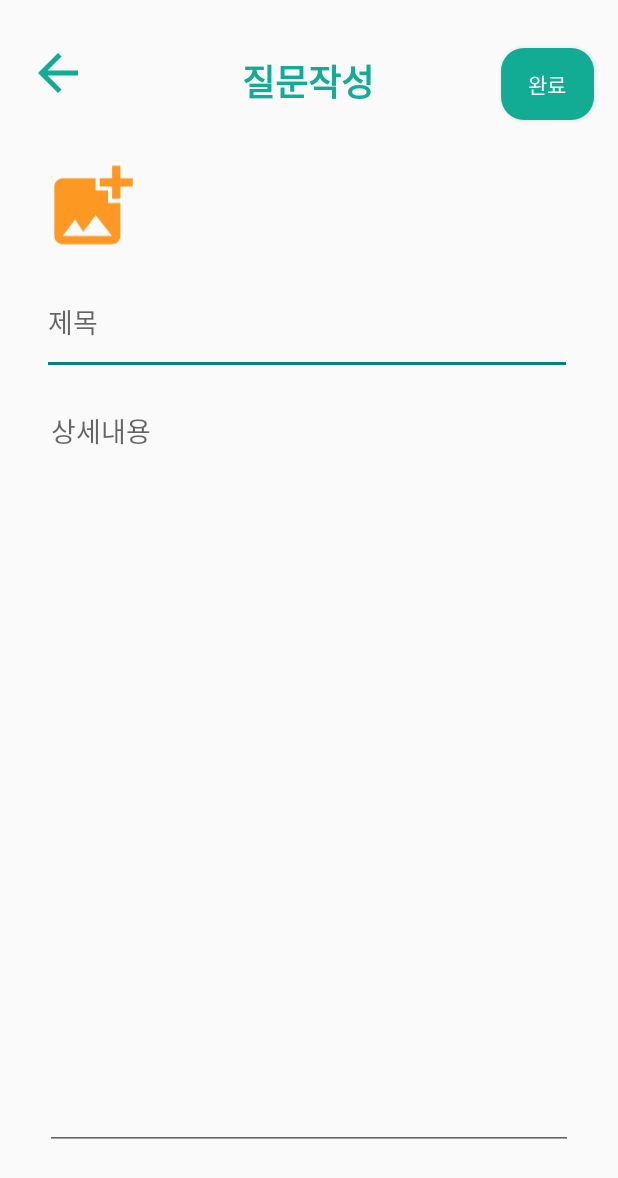
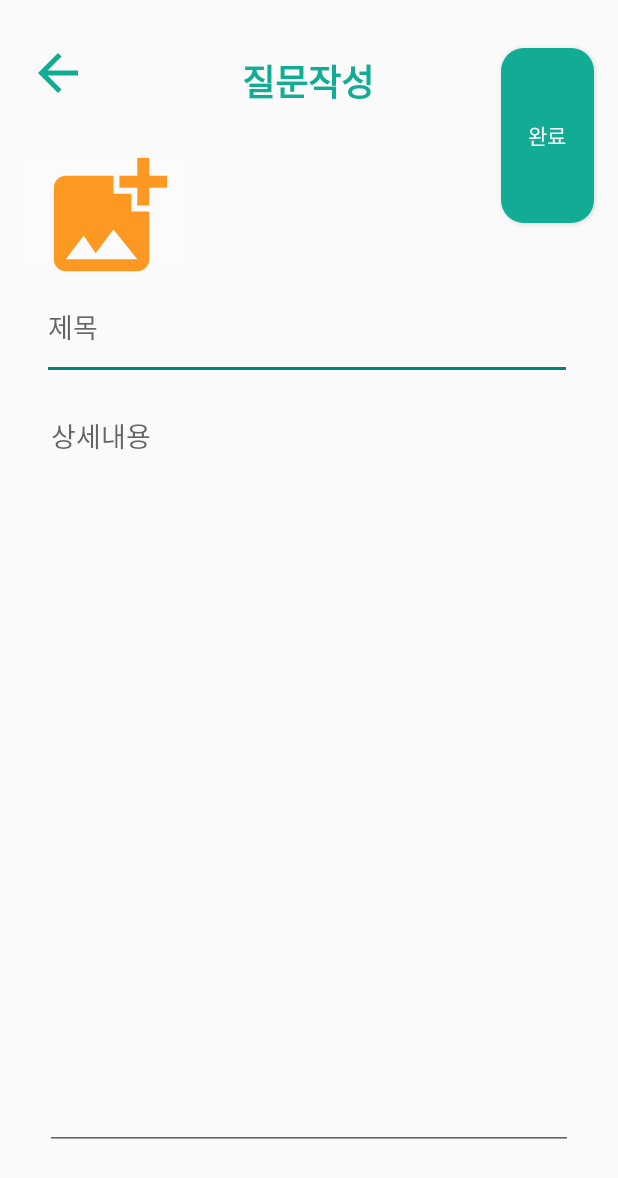
Before and after one commit to betterafter/2022_final_project, an Android app: the layout activity_posting.xml on its own in the app's theme, with its tools: preview values and no code run, on a phone screen of 412 x 824 dp. Shown: the top 1178 px of the screen. Run offline under Robolectric (Android 15) with nearby library versions, the light colour scheme and no system bars.

Commit message:
201712485

```diff
--- a/presentation/build.gradle
+++ b/presentation/build.gradle
@@ -4,6 +4,7 @@ plugins {
     id 'kotlin-kapt'
     id("dagger.hilt.android.plugin")
     id 'com.google.gms.google-services'
+    id 'kotlin-android-extensions'
 }
 
 android {
@@ -75,9 +76,13 @@ dependencies {
     implementation platform('com.google.firebase:firebase-bom:30.4.1')
     implementation 'com.google.firebase:firebase-auth-ktx'
     implementation 'com.google.firebase:firebase-firestore-ktx'
+    implementation 'com.google.firebase:firebase-storage:20.0.2'
 
     // google
     implementation 'com.google.android.gms:play-services-auth:20.3.0'
+    //glide라이브러리 추가
+    implementation 'com.github.bumptech.glide:glide:4.12.0'
+    annotationProcessor 'com.github.bumptech.glide:compiler:4.12.0'
 }
 
 kapt {
--- a/presentation/src/main/res/layout/activity_posting.xml
+++ b/presentation/src/main/res/layout/activity_posting.xml
@@ -12,7 +12,7 @@
         android:layout_marginStart="16dp"
         android:layout_marginTop="32dp"
         android:layout_marginBottom="35dp"
-        app:layout_constraintBottom_toTopOf="@+id/iv_posting_photo"
+        app:layout_constraintBottom_toTopOf="@+id/imgbtn_activity_posting"
         app:layout_constraintStart_toStartOf="parent"
         app:layout_constraintTop_toTopOf="parent"
         app:srcCompat="@drawable/ic_baseline_arrow_back_24"
@@ -35,22 +35,28 @@
     <Button
         android:id="@+id/btn_posting_finish"
         android:layout_width="62dp"
-        android:layout_height="48dp"
+        android:layout_height="0dp"
         android:layout_marginTop="32dp"
         android:layout_marginEnd="16dp"
+        android:layout_marginBottom="1dp"
         android:background="@drawable/btn_background"
         android:text="완료"
-        android:textColor="@color/white"
+        android:textColor="#FFFFFF"
+        app:layout_constraintBottom_toTopOf="@+id/recyclerview_pst"
         app:layout_constraintEnd_toEndOf="parent"
         app:layout_constraintTop_toTopOf="parent" />
 
-    <ImageView
-        android:id="@+id/iv_posting_photo"
-        android:layout_width="66dp"
-        android:layout_height="80dp"
-        android:layout_marginStart="28dp"
+    <ImageButton
+        android:id="@+id/imgbtn_activity_posting"
+        android:layout_width="119dp"
+        android:layout_height="83dp"
+        android:layout_marginStart="12dp"
         android:layout_marginTop="100dp"
+        android:layout_marginEnd="33dp"
+        android:backgroundTint="#FBFBFB"
         android:paddingBottom="4dp"
+        android:scaleType="centerCrop"
+        app:layout_constraintEnd_toStartOf="@+id/recyclerview_pst"
         app:layout_constraintStart_toStartOf="parent"
         app:layout_constraintTop_toTopOf="parent"
         app:srcCompat="@drawable/ic_baseline_add_photo_alternate_24"
@@ -67,7 +73,7 @@
         android:inputType="textPersonName"
         app:layout_constraintBottom_toTopOf="@+id/et_posting_details"
         app:layout_constraintStart_toStartOf="parent"
-        app:layout_constraintTop_toBottomOf="@+id/iv_posting_photo" />
+        app:layout_constraintTop_toBottomOf="@+id/imgbtn_activity_posting" />
 
     <EditText
         android:id="@+id/et_posting_details"
@@ -77,12 +83,26 @@
         android:layout_marginEnd="30dp"
         android:layout_marginBottom="57dp"
         android:ems="10"
-        android:gravity="top"
+        android:gravity="top|left"
         android:hint="상세내용"
-        android:inputType="textPersonName"
+        android:inputType="text|textMultiLine"
+        android:scrollbars="vertical"
+        android:lines="20"
         app:layout_constraintBottom_toBottomOf="parent"
         app:layout_constraintEnd_toEndOf="parent"
         app:layout_constraintStart_toStartOf="parent"
         app:layout_constraintTop_toBottomOf="@+id/et_posting_title" />
 
+    <androidx.recyclerview.widget.RecyclerView
+        android:id="@+id/recyclerview_pst"
+        android:layout_width="0dp"
+        android:layout_height="0dp"
+        android:layout_marginEnd="51dp"
+        android:layout_marginBottom="557dp"
+        app:layout_constraintBottom_toBottomOf="parent"
+        app:layout_constraintEnd_toEndOf="parent"
+        app:layout_constraintHorizontal_bias="0.0"
+        app:layout_constraintStart_toEndOf="@+id/imgbtn_activity_posting"
+        app:layout_constraintTop_toBottomOf="@+id/btn_posting_finish" />
+
 </androidx.constraintlayout.widget.ConstraintLayout>
```
Also changed, not shown: presentation/src/main/AndroidManifest.xml (+26 -8 lines), presentation/src/main/java/com/kuroutine/kulture/posting/ContentDto.kt (added, +14 -0 lines), presentation/src/main/java/com/kuroutine/kulture/posting/MultiImgAdapter.kt (added, +38 -0 lines), presentation/src/main/java/com/kuroutine/kulture/posting/Posting.kt (added, +128 -0 lines), presentation/src/main/res/layout/multi_img_item.xml (added, +17 -0 lines).
